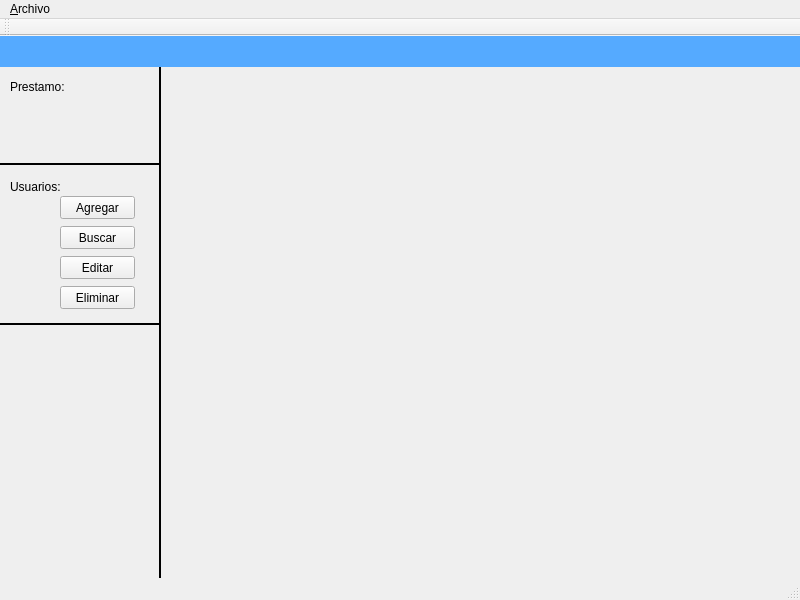
ottodevs/project-biblioteca, file mainwindow.ui: the form before one commit.
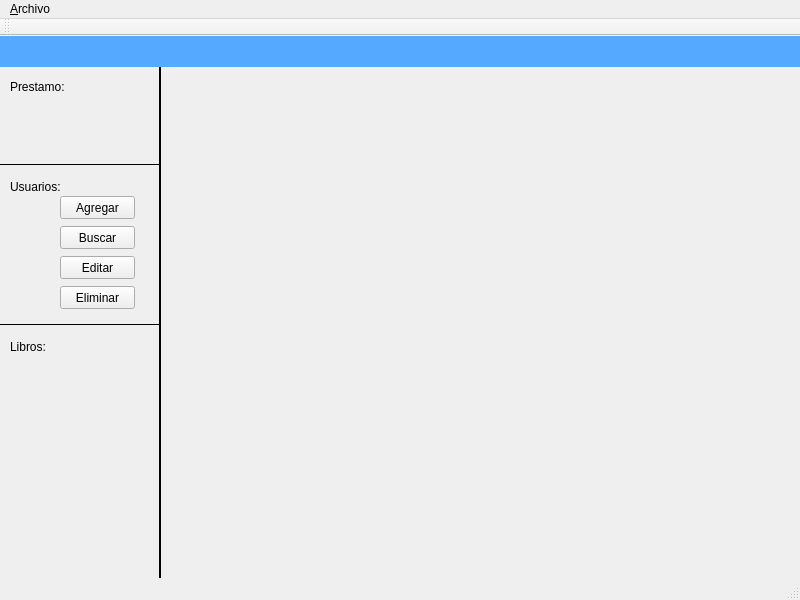
The form after the commit.

Patch:
```diff
--- a/mainwindow.ui
+++ b/mainwindow.ui
@@ -149,7 +149,7 @@
      <enum>QFrame::Plain</enum>
     </property>
     <property name="lineWidth">
-     <number>2</number>
+     <number>1</number>
     </property>
     <property name="orientation">
      <enum>Qt::Horizontal</enum>
@@ -168,12 +168,25 @@
      <enum>QFrame::Plain</enum>
     </property>
     <property name="lineWidth">
-     <number>2</number>
+     <number>1</number>
     </property>
     <property name="orientation">
      <enum>Qt::Horizontal</enum>
     </property>
    </widget>
+   <widget class="QLabel" name="label_4">
+    <property name="geometry">
+     <rect>
+      <x>10</x>
+      <y>300</y>
+      <width>61</width>
+      <height>21</height>
+     </rect>
+    </property>
+    <property name="text">
+     <string>Libros:</string>
+    </property>
+   </widget>
   </widget>
   <widget class="QMenuBar" name="menuBar">
    <property name="geometry">
```
Left out of the diff: 10 changed lines with no effect on the pictures.
